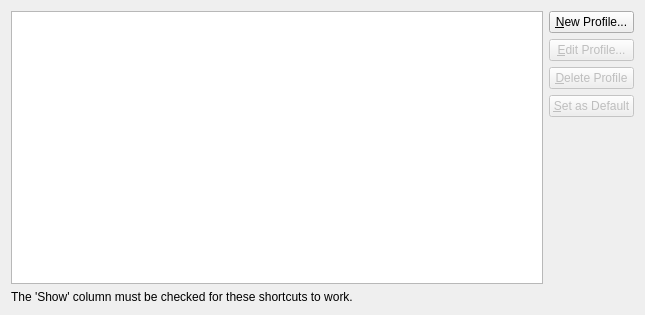
Above: src/settings/ProfileSettings.ui from centic9/konsole-ppa before the change. Below: the same form after it.
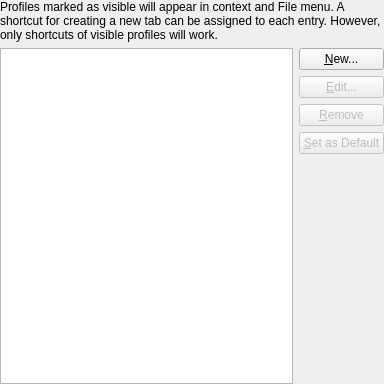
That is the form after the change.

```diff
--- a/src/settings/ProfileSettings.ui
+++ b/src/settings/ProfileSettings.ui
@@ -6,44 +6,54 @@
    <rect>
     <x>0</x>
     <y>0</y>
-    <width>645</width>
-    <height>315</height>
+    <width>384</width>
+    <height>384</height>
    </rect>
   </property>
-  <layout class="QGridLayout" name="gridLayout">
-   <item row="0" column="0" rowspan="5">
-    <widget class="QTableView" name="sessionTable">
-     <property name="alternatingRowColors">
+  <layout class="QVBoxLayout" name="verticalLayout_2">
+   <property name="leftMargin">
+    <number>0</number>
+   </property>
+   <property name="topMargin">
+    <number>0</number>
+   </property>
+   <property name="rightMargin">
+    <number>0</number>
+   </property>
+   <property name="bottomMargin">
+    <number>0</number>
+   </property>
+   <item>
+    <widget class="QLabel" name="label">
+     <property name="text">
+      <string>Profiles marked as visible will appear in context and File menu. A shortcut for creating a new tab can be assigned to each entry. However, only shortcuts of visible profiles will work.</string>
+     </property>
+     <property name="wordWrap">
       <bool>true</bool>
      </property>
-     <property name="selectionMode">
-      <enum>QAbstractItemView::ExtendedSelection</enum>
-     </property>
-     <property name="selectionBehavior">
-      <enum>QAbstractItemView::SelectRows</enum>
-     </property>
-     <property name="verticalScrollMode">
-      <enum>QAbstractItemView::ScrollPerPixel</enum>
-     </property>
-     <property name="horizontalScrollMode">
-      <enum>QAbstractItemView::ScrollPerPixel</enum>
-     </property>
-     <property name="showGrid">
-      <bool>false</bool>
-     </property>
     </widget>
    </item>
+   <item>
+    <layout class="QGridLayout" name="gridLayout_2" rowstretch="0,1">
+     <property name="verticalSpacing">
+      <number>0</number>
+     </property>
    <item row="0" column="1">
+      <layout class="QVBoxLayout" name="verticalLayout">
+       <property name="spacing">
+        <number>6</number>
+       </property>
+       <item>
     <widget class="QPushButton" name="newProfileButton">
      <property name="toolTip">
       <string>Create a new profile based upon the selected profile</string>
      </property>
      <property name="text">
-      <string>&amp;New Profile...</string>
+          <string>&amp;New...</string>
      </property>
     </widget>
    </item>
-   <item row="1" column="1">
+       <item>
     <widget class="QPushButton" name="editProfileButton">
      <property name="enabled">
       <bool>false</bool>
@@ -52,11 +62,11 @@
       <string>Edit the selected profile(s)</string>
      </property>
      <property name="text">
-      <string>&amp;Edit Profile...</string>
+          <string>&amp;Edit...</string>
      </property>
     </widget>
    </item>
-   <item row="2" column="1">
+       <item>
     <widget class="QPushButton" name="deleteProfileButton">
      <property name="enabled">
       <bool>false</bool>
@@ -65,11 +75,11 @@
       <string>Delete the selected profile(s)</string>
      </property>
      <property name="text">
-      <string>&amp;Delete Profile</string>
+          <string>&amp;Remove</string>
      </property>
     </widget>
    </item>
-   <item row="3" column="1">
+       <item>
     <widget class="QPushButton" name="setAsDefaultButton">
      <property name="enabled">
       <bool>false</bool>
@@ -82,7 +92,9 @@
      </property>
     </widget>
    </item>
-   <item row="4" column="1">
+      </layout>
+     </item>
+     <item row="1" column="1">
     <spacer>
      <property name="orientation">
       <enum>Qt::Vertical</enum>
@@ -95,15 +107,35 @@
      </property>
     </spacer>
    </item>
-   <item row="5" column="0" colspan="2">
-    <widget class="QLabel" name="shortcutInfoLabel">
-     <property name="text">
-      <string>The 'Show' column must be checked for these shortcuts to work.</string>
-     </property>
-     <property name="wordWrap">
+     <item row="0" column="0" rowspan="2">
+      <widget class="QTreeView" name="profilesList">
+       <property name="alternatingRowColors">
+        <bool>true</bool>
+       </property>
+       <property name="selectionMode">
+        <enum>QAbstractItemView::ExtendedSelection</enum>
+       </property>
+       <property name="rootIsDecorated">
+        <bool>false</bool>
+       </property>
+       <property name="uniformRowHeights">
       <bool>true</bool>
      </property>
-    </widget>
+       <property name="itemsExpandable">
+        <bool>false</bool>
+       </property>
+       <property name="expandsOnDoubleClick">
+        <bool>false</bool>
+       </property>
+       <attribute name="headerMinimumSectionSize">
+        <number>8</number>
+       </attribute>
+       <attribute name="headerStretchLastSection">
+        <bool>true</bool>
+       </attribute>
+      </widget>
+     </item>
+    </layout>
    </item>
   </layout>
  </widget>
```
Lines whose indentation alone changed are shown as unchanged.
